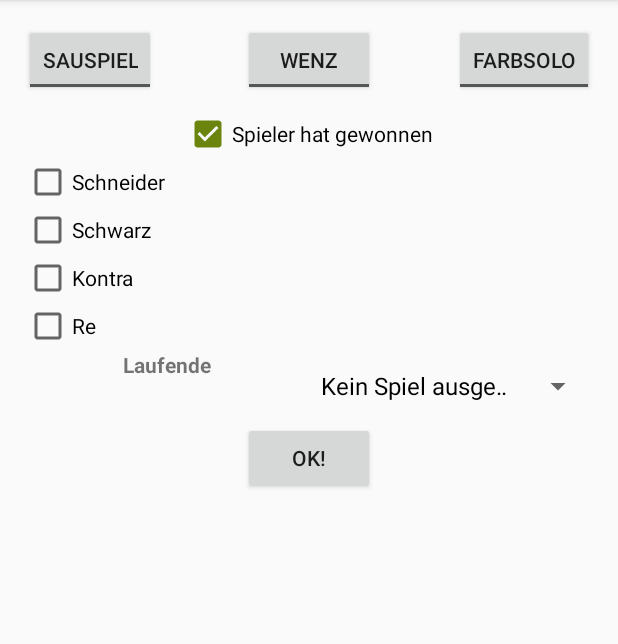
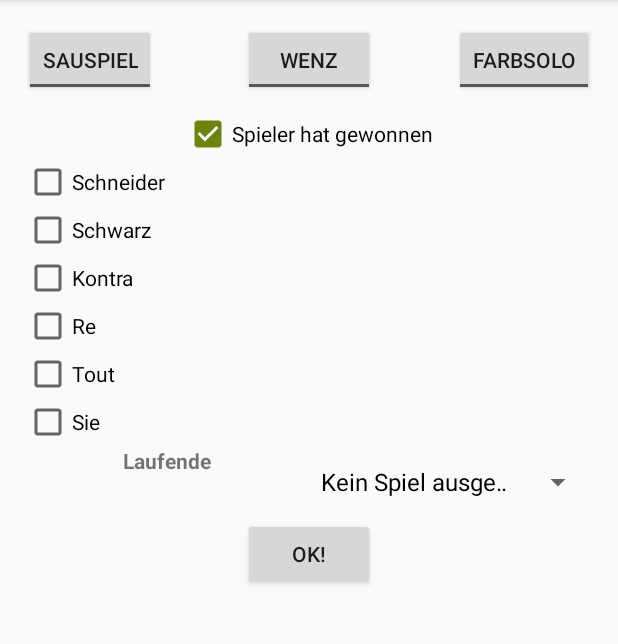
Before and after one commit to ErikP0/sheepshead-manager, an Android app: the FillGameResult screen opened directly, with no data from a screen before it, on a phone screen of 412 x 824 dp, the part 84-728 px from its top. Run offline under Robolectric (Android 15) with nearby library versions, the phone set to English and light mode, and no system bars.

Commit message:
#4 Added checkboxes 'Tout' and 'Sie'

```diff
--- a/app/src/main/java/sheepshead/manager/activities/FillGameResult.java
+++ b/app/src/main/java/sheepshead/manager/activities/FillGameResult.java
@@ -43,6 +43,8 @@ import sheepshead.manager.uicontrolutils.ToggleButtonGroup.Type;
  */
 public class FillGameResult extends AbstractBaseActivity {
 
+    private static final String bundlekey_selected_game_type = "game_type_selected";
+    private static final String bundlekey_selected_game_type_index = "game_type_index";
     /**
      * The button group for selecting the game type.
      * A group is required because there cannot be more than one game type selected
@@ -62,7 +64,6 @@ public class FillGameResult extends AbstractBaseActivity {
      * would be kontra=false, re=true: Not possible as "Re" cannot be given without a "Kontra" first
      */
     private CheckBoxGroup playerModifierGroup;
-
     /**
      * Dropdown list for the consecutive high trumps selection
      * This list only contains one entry claiming no game type was selected
@@ -78,7 +79,6 @@ public class FillGameResult extends AbstractBaseActivity {
      * This list contains entries permitted in a "Wenz", so [2-8]
      */
     private SpinnerAdapter consecutiveListWenz;
-
 
     @Override
     protected void registerActivitySpecificServices() {
@@ -98,6 +98,7 @@ public class FillGameResult extends AbstractBaseActivity {
     protected void createUserInterface(Bundle savedInstanceState) {
         setContentView(R.layout.activity_fill_game_result);
 
+
         //Create game type button group
         ToggleButton sau = findView(R.id.FillGameResult_toggleBtn_sauspiel);
         ToggleButton wenz = findView(R.id.FillGameResult_toggleBtn_wenz);
@@ -114,13 +115,15 @@ public class FillGameResult extends AbstractBaseActivity {
         final CheckBox re = findView(R.id.FillGameResult_checkbox_is_re);
         playerModifierGroup = new CheckBoxGroup(new FillGameResultCheckboxValidator(), kontra, re);
 
+        final CheckBox tout = findView(R.id.FillGameResult_checkbox_is_tout);
+        final CheckBox sie = findView(R.id.FillGameResult_checkbox_is_sie);
+
         //Create consecutive high trumps spinner
         final Spinner consecutiveTrumpsSpinner = findView(R.id.FillGameResult_consecutive_dropdown);
         consecutiveListNormal = createSpinnerAdapter(R.array.array_consecutive_normal);
         consecutiveListMissingGameType = createSpinnerAdapter(R.array.array_no_gametype_selected);
         consecutiveListWenz = createSpinnerAdapter(R.array.array_consecutive_wenz);
-        //on creation, no gametype is selected -> missingType must be displayed
-        consecutiveTrumpsSpinner.setAdapter(consecutiveListMissingGameType);
+        consecutiveTrumpsSpinner.setAdapter(consecutiveListMissingGameType);//TODO load spinner state
 
         /*
         This adds a Listener to the game type selection, that fires when a new game type is selected
@@ -158,6 +161,22 @@ public class FillGameResult extends AbstractBaseActivity {
             }
         });
 
+        gameTypeGroup.addOnClickListener(new View.OnClickListener() {
+            @Override
+            public void onClick(View v) {
+                ToggleButton button = (ToggleButton) v;
+                boolean enable = true;
+                if (!button.isChecked() || button.getTextOn().equals(getString(R.string.FillGameResult_sauspiel))) {
+                    //disable "Tout" and "sie" checkboxes
+                    enable = false;
+                    tout.setChecked(false);
+                    sie.setChecked(false);
+                }
+                tout.setEnabled(enable);
+                sie.setEnabled(enable);
+            }
+        });
+
         final CheckBox playerWon = findView(R.id.FillGameResult_checkbox_playerside_won);
 
         Button confirm = findView(R.id.FillGameResult_button_confirm);
@@ -182,6 +201,8 @@ public class FillGameResult extends AbstractBaseActivity {
                     printIf(schwarz, b, "Schwarz");
                     printIf(kontra, b, "Kontra");
                     printIf(re, b, "Re");
+                    printIf(tout, b, "Tout");
+                    printIf(sie, b, "Sie");
                     b.append("Anzahl Laufenden: ");
                     b.append(getAmountOfConsecutiveTrumpsSelected(consecutiveTrumpsSpinner));
                     b.append('\n');
@@ -233,4 +254,10 @@ public class FillGameResult extends AbstractBaseActivity {
         }
     }
 
+    @Override
+    public void onSaveInstanceState(Bundle b) {
+        super.onSaveInstanceState(b);
+        //TODO save spinner state
+
+    }
 }
--- a/app/src/main/res/layout/activity_fill_game_result.xml
+++ b/app/src/main/res/layout/activity_fill_game_result.xml
@@ -110,6 +110,18 @@
                     android:layout_height="wrap_content"
                     android:text="@string/FillGameResult.re"/>
 
+                <CheckBox
+                    android:id="@+id/FillGameResult.checkbox_is_tout"
+                    android:layout_width="match_parent"
+                    android:layout_height="wrap_content"
+                    android:text="@string/FillGameResult.tout"/>
+
+                <CheckBox
+                    android:id="@+id/FillGameResult.checkbox_is_sie"
+                    android:layout_width="match_parent"
+                    android:layout_height="wrap_content"
+                    android:text="@string/FillGameResult.sie"/>
+
                 <LinearLayout
                     android:layout_width="match_parent"
                     android:layout_height="match_parent"
--- a/app/src/main/res/values/strings.xml
+++ b/app/src/main/res/values/strings.xml
@@ -29,6 +29,8 @@
     <string name="FillGameResult.schwarz">Schwarz</string>
     <string name="FillGameResult.kontra">Kontra</string>
     <string name="FillGameResult.re">Re</string>
+    <string name="FillGameResult.tout">Tout</string>
+    <string name="FillGameResult.sie">Sie</string>
     <string name="FillGameResult.consecutive_high_trumps_msg">Laufende</string>
     <string name="FillGameResult.missing_game_type_msg">Spielart fehlt !</string>
     <string name="FillGameResult.confirm_dialog">Ok</string>
```
